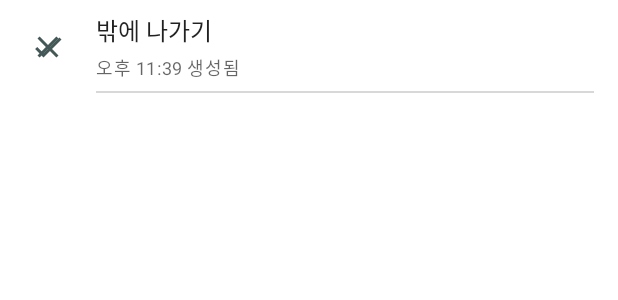
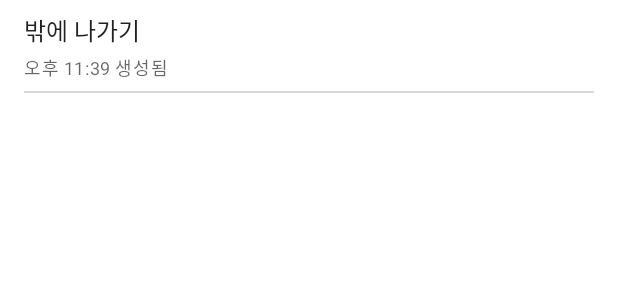
Before and after one commit to Yang-Seungmin/DoItTomorrow, an Android app: the layout recycler_todo_item.xml on its own in the app's theme, with its tools: preview values and no code run, on a phone screen of 412 x 824 dp. Shown: the top 300 px of the screen. Run offline under Robolectric (Android 15) with nearby library versions, the phone set to English and light mode, and no system bars.

Commit message:
icon 제거

```diff
--- a/app/src/main/java/com/ysmstudio/doittomorrow/TodoData.java
+++ b/app/src/main/java/com/ysmstudio/doittomorrow/TodoData.java
@@ -9,18 +9,15 @@ public class TodoData {
 
     String name;
     long createdDate;
-    boolean checked;
 
     public TodoData(String name) {
         this.name = name;
         createdDate = System.currentTimeMillis();
-        checked = false;
     }
 
     public TodoData(String name, long createdDate, boolean checked) {
         this.name = name;
         this.createdDate = createdDate;
-        this.checked = checked;
     }
 
     public String getName() {
@@ -39,19 +36,8 @@ public class TodoData {
         this.createdDate = createdDate;
     }
 
-    public boolean isChecked() {
-        return checked;
-    }
-
-    public void setChecked(boolean checked) {
-        this.checked = checked;
-    }
-
     public String getCreatedDateString() {
         return new SimpleDateFormat("a hh:mm").format(new Date(createdDate)) + "에 생성됨";
     }
 
-    public int getVisibility() {
-        return checked ? View.VISIBLE : View.INVISIBLE;
-    }
 }
--- a/app/src/main/res/layout/recycler_todo_item.xml
+++ b/app/src/main/res/layout/recycler_todo_item.xml
@@ -26,7 +26,7 @@
             android:alpha="0.15"
             app:layout_constraintBottom_toBottomOf="parent"
             app:layout_constraintEnd_toEndOf="parent"
-            app:layout_constraintStart_toEndOf="@id/item_image_check" />
+            app:layout_constraintStart_toStartOf="parent" />
 
         <TextView
             android:id="@+id/item_text_view_todo_title"
@@ -38,7 +38,7 @@
             android:text="@{todo.name}"
             android:textAppearance="@style/AppTheme.Body1"
             app:layout_constraintEnd_toEndOf="parent"
-            app:layout_constraintStart_toEndOf="@+id/item_image_check"
+            app:layout_constraintStart_toStartOf="parent"
             app:layout_constraintTop_toTopOf="parent"
             tools:text="밖에 나가기" />
 
@@ -54,32 +54,6 @@
             app:layout_constraintTop_toBottomOf="@+id/item_text_view_todo_title"
             tools:text="오후 11:39 생성됨" />
 
-        <ImageView
-            android:id="@+id/item_image_check"
-            android:layout_width="32dp"
-            android:layout_height="32dp"
-            android:layout_marginStart="16dp"
-            android:padding="4dp"
-            android:tint="?attr/colorSecondary"
-            android:visibility="@{todo.checked ? View.VISIBLE : View.INVISIBLE}"
-            app:layout_constraintBottom_toBottomOf="parent"
-            app:layout_constraintStart_toStartOf="parent"
-            app:layout_constraintTop_toTopOf="parent"
-            app:srcCompat="@drawable/ic_baseline_check_24" />
-
-        <ImageView
-            android:id="@+id/item_image_non_check"
-            android:layout_width="32dp"
-            android:layout_height="32dp"
-            android:layout_marginStart="16dp"
-            android:padding="4dp"
-            android:tint="?attr/colorSecondary"
-            android:visibility="@{todo.checked ? View.INVISIBLE : View.VISIBLE}"
-            app:layout_constraintBottom_toBottomOf="parent"
-            app:layout_constraintStart_toStartOf="parent"
-            app:layout_constraintTop_toTopOf="parent"
-            app:srcCompat="@drawable/ic_baseline_clear_24" />
-
     </androidx.constraintlayout.widget.ConstraintLayout>
 
 </layout>
```
